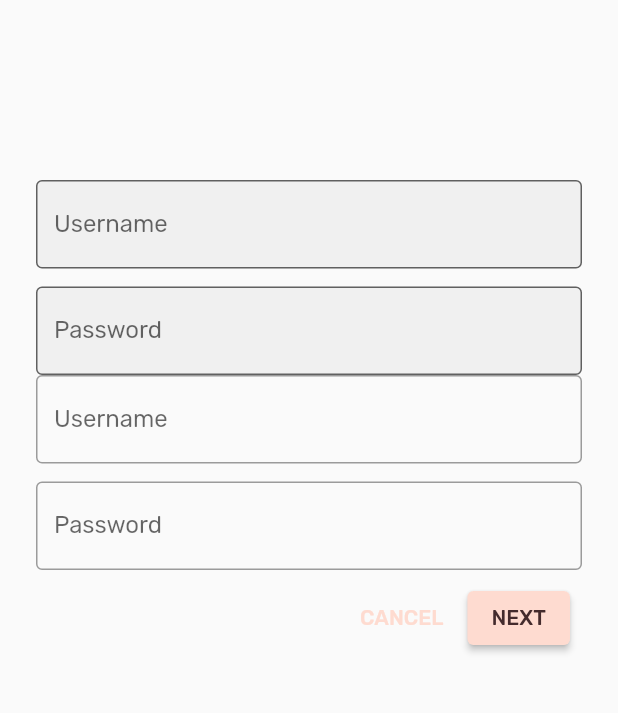
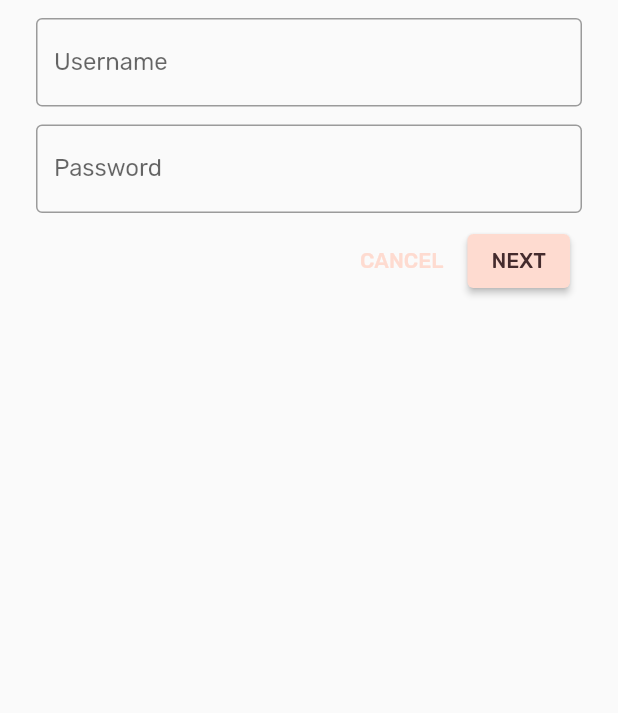
Before and after one commit to ahmed-bs/mdc_100_series, a Flutter app: the screen it shows after launch, on a phone screen of 412 x 824 dp, the part 237-950 px from its top. Run offline on Flutter 3.47's test engine with Material 2 defaults, Android fonts, the phone set to English and light mode, and no system bars.

Commit message:
correction of some mistakes (103)

```diff
--- a/lib/app.dart
+++ b/lib/app.dart
@@ -69,13 +69,8 @@ ThemeData _buildShrineTheme() {
     ),
     // TODO: Add the icon themes (103)
     // TODO: Decorate the inputs (103)
+// TODO: Decorate the inputs (103)
     inputDecorationTheme: const InputDecorationTheme(
-      focusedBorder: OutlineInputBorder(
-        borderSide: BorderSide(
-          width: 2.0,
-          color: kShrineBrown900,
-        ),
-      ),
       border: OutlineInputBorder(),
     ),
   );
--- a/lib/login.dart
+++ b/lib/login.dart
@@ -43,30 +43,14 @@ class _LoginPageState extends State<LoginPage> {
                 ),
               ],
             ),
-            const SizedBox(height: 120.0),
-            //  Add TextField widgets (101)
-// [Name]
-               TextField(
-                  controller: _usernameController,
-              decoration: const InputDecoration(
-                filled: true,
-                labelText: 'Username',
-              ),
-            ),
+
+
 // spacer
             const SizedBox(height: 12.0),
 //  Add TextField widgets (101)
 // [Password]
-              TextField(
-               controller: _passwordController,
-              decoration: const InputDecoration(
-                filled: true,
-                labelText: 'Password',
-              ),
-              obscureText: true,
-            ),
-            // TODO: Wrap Username with AccentColorOverride (103)
-            // TODO: Remove filled: true values (103)
+
+
             // Remove filled: true values (103)
             TextField(
               controller: _usernameController,
```
